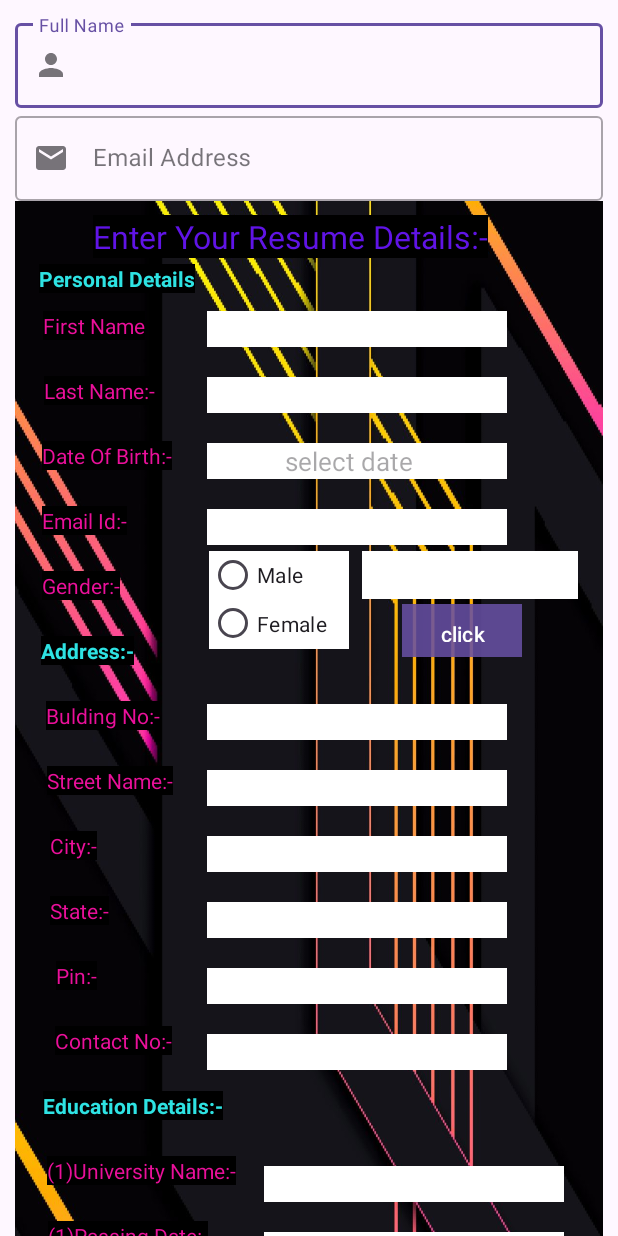
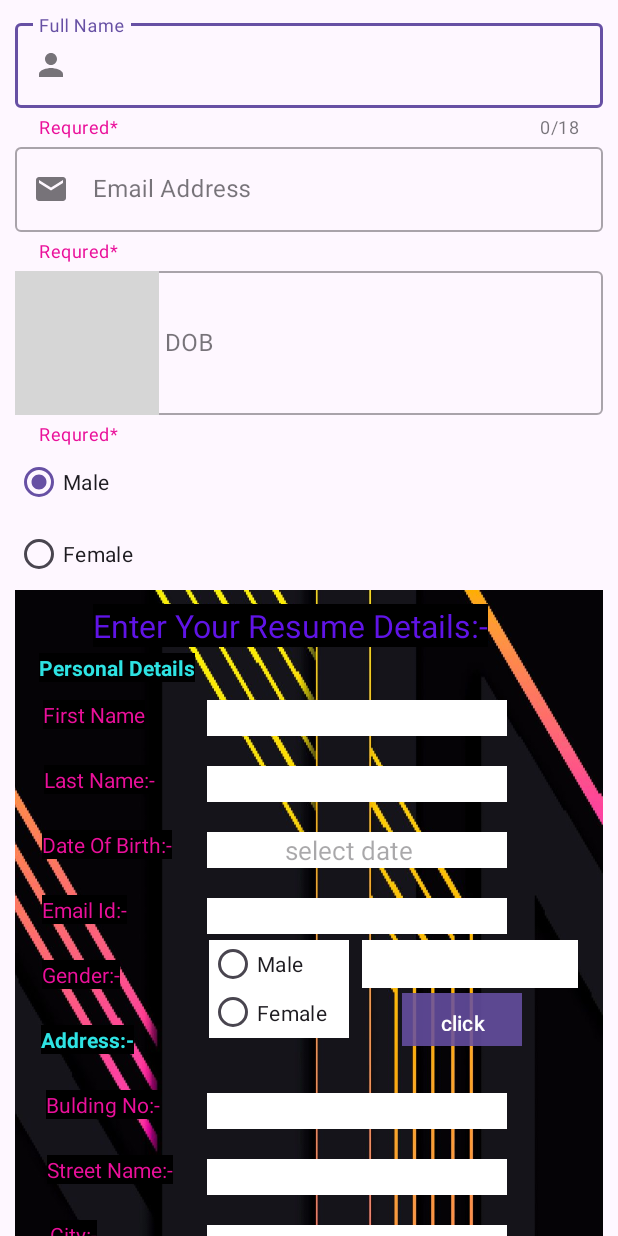
Before and after one commit to LokeshMavenTech/FormApp2, an Android app: the screen it shows after launch (MainActivity), on a phone screen of 412 x 824 dp. Run offline under Robolectric (Android 15) with nearby library versions, the phone set to English and light mode, and no system bars; grey boxes are pictures that could not be loaded.

Commit message:
Merge remote-tracking branch 'origin/main'
# Conflicts:
#	app/src/main/java/app/fromapp/com/MainActivity2.java

```diff
--- a/app/src/main/java/app/fromapp/com/MainActivity.java
+++ b/app/src/main/java/app/fromapp/com/MainActivity.java
@@ -23,6 +23,8 @@ import java.util.Locale;
 
 import android.widget.Toast;
 
+import com.google.android.material.textfield.TextInputEditText;
+
 import java.util.Calendar;
 
 public class MainActivity extends AppCompatActivity {
@@ -45,6 +47,7 @@ public class MainActivity extends AppCompatActivity {
     private EditText editTextText15;
     private EditText editTextNumberDecimal3;
     private EditText editTextDate3;
+    private TextInputEditText date_of_birth;
     private EditText editTextText17;
     private EditText editTextNumberDecimal2;
     private EditText editTextText16;
@@ -105,6 +108,7 @@ public class MainActivity extends AppCompatActivity {
         editTextText16 = findViewById(R.id.editTextText16);
         editTextNumberDecimal2 = findViewById(R.id.editTextNumberDecimal2);
         // for university 3
+        date_of_birth=findViewById(R.id.date_of_birth);
         editTextText17 = findViewById(R.id.editTextText17);
         editTextDate3 = findViewById(R.id.editTextDate3);
         editTextNumberDecimal3 = findViewById(R.id.editTextNumberDecimal3);
@@ -182,7 +186,6 @@ public class MainActivity extends AppCompatActivity {
             }
         });
         editTextDate3.setOnClickListener(new View.OnClickListener() {
-
             @Override
             public void onClick(View v) {
                 year = calendar.get(Calendar.YEAR);
@@ -193,6 +196,22 @@ public class MainActivity extends AppCompatActivity {
                     public void onDateSet(DatePicker view, int year, int month, int dayOfMonth) {
                         String formattedDate = String.format(Locale.getDefault(), "%04d-%02d-%02d", year, month + 1, dayOfMonth);
                         editTextDate3.setText(formattedDate);
+                    }
+                }, year, month, day);
+                datePickerDialog.show();
+            }
+        });
+        date_of_birth.setOnClickListener(new View.OnClickListener() {
+            @Override
+            public void onClick(View v) {
+                year = calendar.get(Calendar.YEAR);
+                month = calendar.get(Calendar.MONTH);
+                day = calendar.get(Calendar.DAY_OF_MONTH);
+                DatePickerDialog datePickerDialog = new DatePickerDialog(MainActivity.this, new DatePickerDialog.OnDateSetListener() {
+                    @Override
+                    public void onDateSet(DatePicker view, int year, int month, int dayOfMonth) {
+                        String formattedDate = String.format(Locale.getDefault(), "%04d-%02d-%02d", year, month + 1, dayOfMonth);
+                        date_of_birth.setText(formattedDate);
                     }
                 }, year, month, day);
                 datePickerDialog.show();
--- a/app/src/main/res/layout/activity_main.xml
+++ b/app/src/main/res/layout/activity_main.xml
@@ -10,8 +10,8 @@
     <LinearLayout
         android:layout_width="match_parent"
         android:layout_height="wrap_content"
-        android:padding="10dp"
-        android:orientation="vertical">
+        android:orientation="vertical"
+        android:padding="10dp">
 
         <LinearLayout
             android:layout_width="match_parent"
@@ -19,16 +19,47 @@
             android:orientation="vertical">
 
             <com.google.android.material.textfield.TextInputLayout
+                android:id="@+id/fullname"
                 style="@style/Widget.MaterialComponents.TextInputLayout.OutlinedBox"
                 android:layout_width="match_parent"
                 android:layout_height="wrap_content"
+                android:hint="Full Name"
+                app:counterEnabled="true"
+                app:counterMaxLength="18"
+                app:helperText="Requred*"
+                app:helperTextTextColor="#EA109A"
                 app:startIconDrawable="@drawable/ic_name"
-                android:hint="Full Name">
+
+                >
 
                 <com.google.android.material.textfield.TextInputEditText
                     android:layout_width="match_parent"
                     android:layout_height="wrap_content"
-                    android:inputType="text" />
+                    android:inputType="text"
+                    android:maxLength="20" />
+            </com.google.android.material.textfield.TextInputLayout>
+
+        </LinearLayout>
+
+        <LinearLayout
+            android:layout_width="match_parent"
+            android:layout_height="wrap_content"
+            android:orientation="vertical">
+
+            <com.google.android.material.textfield.TextInputLayout
+                android:id="@+id/email"
+                style="@style/Widget.MaterialComponents.TextInputLayout.OutlinedBox"
+                android:layout_width="match_parent"
+                android:layout_height="wrap_content"
+                android:hint="Email Address "
+                app:helperText="Requred*"
+                app:helperTextTextColor="#EA109A"
+                app:startIconDrawable="@drawable/ic_email">
+
+                <com.google.android.material.textfield.TextInputEditText
+                    android:layout_width="match_parent"
+                    android:layout_height="wrap_content"
+                    android:inputType="textEmailAddress" />
             </com.google.android.material.textfield.TextInputLayout>
 
         </LinearLayout>
@@ -40,18 +71,47 @@
 
             <com.google.android.material.textfield.TextInputLayout
                 style="@style/Widget.MaterialComponents.TextInputLayout.OutlinedBox"
+
                 android:layout_width="match_parent"
                 android:layout_height="wrap_content"
-                app:startIconDrawable="@drawable/ic_email"
-                android:hint="Email Address ">
+                android:hint="DOB"
+                app:helperText="Requred*"
+                app:helperTextTextColor="#EA109A"
+                app:startIconDrawable="@drawable/round_alarm_24">
 
                 <com.google.android.material.textfield.TextInputEditText
+                    android:id="@+id/date_of_birth"
                     android:layout_width="match_parent"
                     android:layout_height="wrap_content"
-                    android:inputType="textEmailAddress" />
+                    android:inputType="date" />
             </com.google.android.material.textfield.TextInputLayout>
 
         </LinearLayout>
+
+        <LinearLayout
+            android:layout_width="match_parent"
+            android:layout_height="match_parent">
+
+            <RadioGroup
+                android:id="@+id/radioGroup1"
+                android:checkedButton="@+id/radio_button_1"
+                android:layout_width="match_parent"
+                android:layout_height="wrap_content">
+                <RadioButton
+                    android:id="@+id/radio_button_1"
+                    android:layout_width="match_parent"
+                    android:layout_height="match_parent"
+                    android:text="Male"/>
+                <RadioButton
+                    android:id="@+id/radio_button_2"
+                    android:layout_width="match_parent"
+                    android:layout_height="match_parent"
+                    android:text="Female"
+               />
+            </RadioGroup>
+
+        </LinearLayout>
+
 
         <androidx.constraintlayout.widget.ConstraintLayout
             android:layout_width="match_parent"
```
